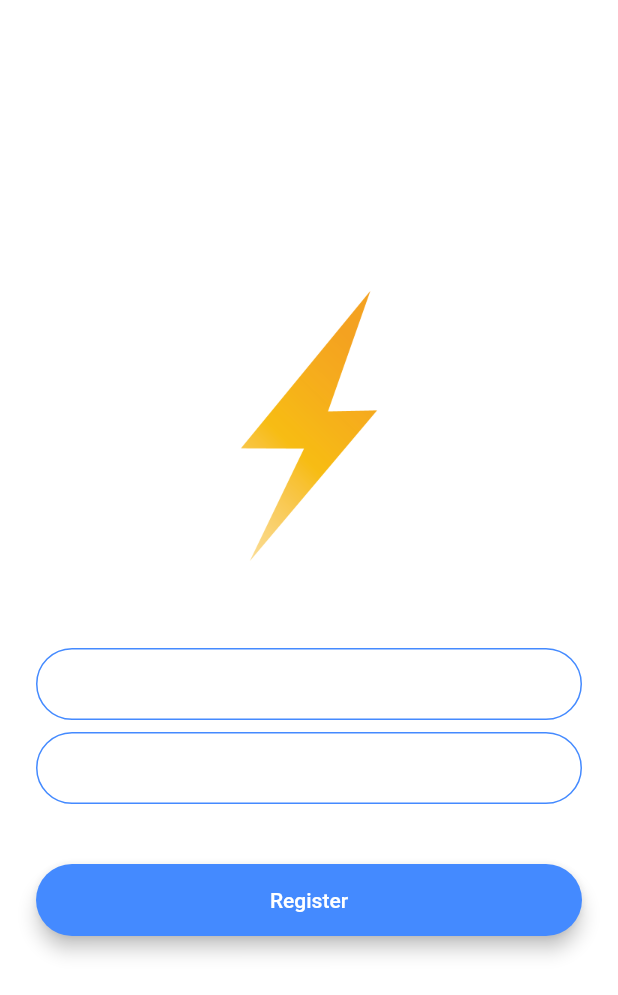
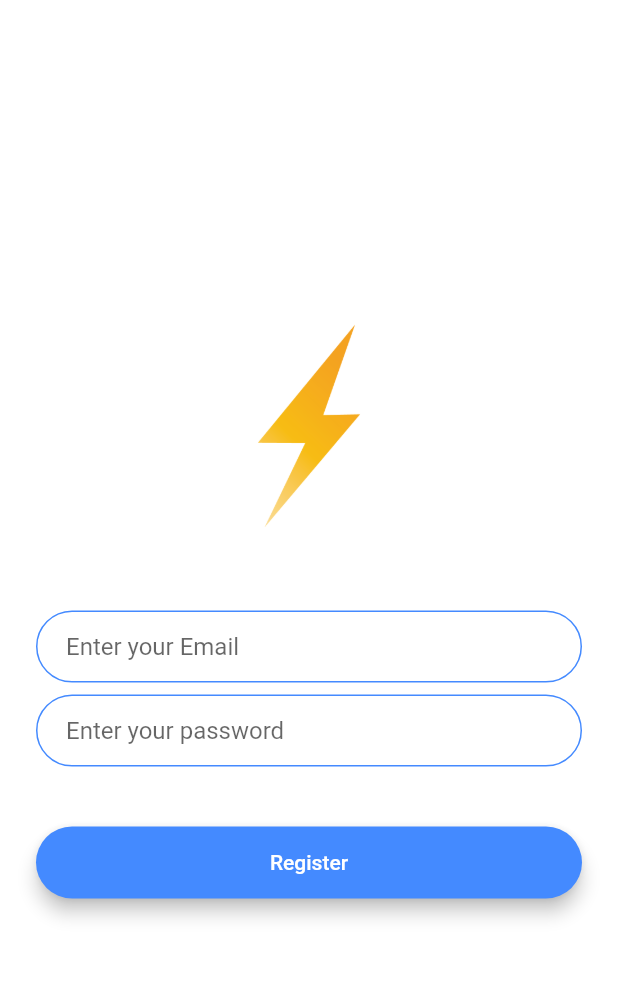
Before and after one commit to BangJihoon/flash_chat, a Flutter app: the screen it shows after launch, after a tap on "Register", on a phone screen of 412 x 824 dp. Shown: the top 995 px of the screen. Run offline on Flutter 3.47's test engine with Material 2 defaults, Android fonts, the phone set to English and light mode, and no system bars; our stand-ins replace firebase_auth, firebase_core; accounts and stored records are empty.

```diff
--- /dev/null
+++ b/lib/components/rounded_button.dart
@@ -0,0 +1,32 @@
+import 'package:flutter/material.dart';
+
+class RoundedButton extends StatelessWidget {
+  RoundedButton(this.title, this.colour, this.onPressed);
+
+  late String title;
+  late Color colour;
+  late Function onPressed;
+
+  @override
+  Widget build(BuildContext context) {
+    return Padding(
+      padding: EdgeInsets.symmetric(vertical: 16.0),
+      child: Material(
+        color: colour,
+        borderRadius: BorderRadius.all(Radius.circular(30.0)),
+        elevation: 5.0,
+        child: MaterialButton(
+          onPressed: () {
+            onPressed();
+          },
+          minWidth: 200.0,
+          height: 42.0,
+          child: Text(
+            title,
+            style: TextStyle(color: Colors.white),
+          ),
+        ),
+      ),
+    );
+  }
+}
--- a/lib/constants.dart
+++ b/lib/constants.dart
@@ -17,3 +17,19 @@ const kMessageContainerDecoration = BoxDecoration(
     top: BorderSide(color: Colors.lightBlueAccent, width: 2.0),
   ),
 );
+
+const kInputDecoration = InputDecoration(
+  hintText: 'Enter the value',
+  contentPadding: EdgeInsets.symmetric(vertical: 10.0, horizontal: 20.0),
+  border: OutlineInputBorder(
+    borderRadius: BorderRadius.all(Radius.circular(32.0)),
+  ),
+  enabledBorder: OutlineInputBorder(
+    borderSide: BorderSide(color: Colors.blueAccent, width: 1.0),
+    borderRadius: BorderRadius.all(Radius.circular(32.0)),
+  ),
+  focusedBorder: OutlineInputBorder(
+    borderSide: BorderSide(color: Colors.blueAccent, width: 2.0),
+    borderRadius: BorderRadius.all(Radius.circular(32.0)),
+  ),
+);
--- a/lib/main.dart
+++ b/lib/main.dart
@@ -10,11 +10,6 @@ class FlashChat extends StatelessWidget {
   @override
   Widget build(BuildContext context) {
     return MaterialApp(
-      theme: ThemeData.dark().copyWith(
-        textTheme: TextTheme(
-          bodyText1: TextStyle(color: Colors.black54),
-        ),
-      ),
       initialRoute: WelcomeScreen.id,
       routes: {
         WelcomeScreen.id: (context) => WelcomeScreen(),
--- a/lib/screens/registration_screen.dart
+++ b/lib/screens/registration_screen.dart
@@ -1,3 +1,7 @@
+import 'package:firebase_auth/firebase_auth.dart';
+import 'package:flash_chat/components/rounded_button.dart';
+import 'package:flash_chat/constants.dart';
+import 'package:flash_chat/screens/chat_screen.dart';
 import 'package:flutter/material.dart';
 
 class RegistrationScreen extends StatefulWidget {
@@ -7,12 +11,17 @@ class RegistrationScreen extends StatefulWidget {
 }
 
 class _RegistrationScreenState extends State<RegistrationScreen> {
+  final _auth = FirebaseAuth.instance;
+  bool showSpinner = false;
+  late String email;
+  late String password;
+
   @override
   Widget build(BuildContext context) {
     return Scaffold(
       backgroundColor: Colors.white,
       body: Padding(
-        padding: EdgeInsets.symmetric(horizontal: 24.0),
+        padding: const EdgeInsets.symmetric(horizontal: 24.0),
         child: Column(
           mainAxisAlignment: MainAxisAlignment.center,
           crossAxisAlignment: CrossAxisAlignment.stretch,
@@ -20,79 +29,55 @@ class _RegistrationScreenState extends State<RegistrationScreen> {
             Hero(
               tag: 'logo',
               child: Container(
-                height: 200.0,
+                height: 150.0,
                 child: Image.asset('images/logo.png'),
               ),
             ),
-            SizedBox(
+            const SizedBox(
               height: 48.0,
             ),
             TextField(
+              keyboardType: TextInputType.emailAddress,
+              textAlign: TextAlign.left,
               onChanged: (value) {
-                //Do something with the user input.
+                email = value;
               },
-              decoration: InputDecoration(
-                hintText: 'Enter your email',
-                contentPadding:
-                    EdgeInsets.symmetric(vertical: 10.0, horizontal: 20.0),
-                border: OutlineInputBorder(
-                  borderRadius: BorderRadius.all(Radius.circular(32.0)),
-                ),
-                enabledBorder: OutlineInputBorder(
-                  borderSide: BorderSide(color: Colors.blueAccent, width: 1.0),
-                  borderRadius: BorderRadius.all(Radius.circular(32.0)),
-                ),
-                focusedBorder: OutlineInputBorder(
-                  borderSide: BorderSide(color: Colors.blueAccent, width: 2.0),
-                  borderRadius: BorderRadius.all(Radius.circular(32.0)),
-                ),
-              ),
+              decoration:
+                  kInputDecoration.copyWith(hintText: "Enter your Email"),
             ),
-            SizedBox(
+            const SizedBox(
               height: 8.0,
             ),
             TextField(
+              obscureText: true,
+              textAlign: TextAlign.left,
               onChanged: (value) {
-                //Do something with the user input.
+                password = value;
               },
-              decoration: InputDecoration(
-                hintText: 'Enter your password',
-                contentPadding:
-                    EdgeInsets.symmetric(vertical: 10.0, horizontal: 20.0),
-                border: OutlineInputBorder(
-                  borderRadius: BorderRadius.all(Radius.circular(32.0)),
-                ),
-                enabledBorder: OutlineInputBorder(
-                  borderSide: BorderSide(color: Colors.blueAccent, width: 1.0),
-                  borderRadius: BorderRadius.all(Radius.circular(32.0)),
-                ),
-                focusedBorder: OutlineInputBorder(
-                  borderSide: BorderSide(color: Colors.blueAccent, width: 2.0),
-                  borderRadius: BorderRadius.all(Radius.circular(32.0)),
-                ),
-              ),
+              decoration:
+                  kInputDecoration.copyWith(hintText: "Enter your password"),
             ),
-            SizedBox(
+            const SizedBox(
               height: 24.0,
             ),
-            Padding(
-              padding: EdgeInsets.symmetric(vertical: 16.0),
-              child: Material(
-                color: Colors.blueAccent,
-                borderRadius: BorderRadius.all(Radius.circular(30.0)),
-                elevation: 5.0,
-                child: MaterialButton(
-                  onPressed: () {
-                    //Implement registration functionality.
-                  },
-                  minWidth: 200.0,
-                  height: 42.0,
-                  child: Text(
-                    'Register',
-                    style: TextStyle(color: Colors.white),
-                  ),
-                ),
-              ),
+            RoundedButton(
+              "Register",
+              Colors.blueAccent,
+              () async {
+                // 비동기식 메소드이므로 async 함수로 만들어서 해당메소드가 종료될때까지 기다려야 하며, try가 필요
+                try {
+                  final newUser = await _auth.createUserWithEmailAndPassword(
+                      email: email, password: password);
+                  if (newUser != null) {
+                    Navigator.pushNamed(context, ChatScreen.id);
+                    // TODO: 이렇게 채팅으로 진입해도 괜찮은가?.. 뒤로가게되면..;?
+                  }
+                } catch (e) {
+                  // TODO: print말고 사용자에게 alert하도록 변경이 필요해보임
+                  print(e);
+                }
+                ;
+              },
             ),
           ],
         ),
--- a/lib/screens/welcome_screen.dart
+++ b/lib/screens/welcome_screen.dart
@@ -1,3 +1,5 @@
+import 'package:firebase_core/firebase_core.dart';
+import 'package:flash_chat/components/rounded_button.dart';
 import 'package:flash_chat/screens/login_screen.dart';
 import 'package:flash_chat/screens/registration_screen.dart';
 import 'package:flutter/animation.dart';
@@ -15,11 +17,14 @@ class _WelcomeScreenState extends State<WelcomeScreen>
   late Animation animation;
   @override
   void initState() {
-    super.initState();
-
-    controller = AnimationController(
-      duration: Duration(seconds: 3),
-      vsync: this,
+    // Firebase initializeApp 1번만 필요
+    Firebase.initializeApp().whenComplete(() {
+      print("firebase init");
+      setState(() {});
+    });
+    // 애니메이션 컨트롤러
+    controller =
+        AnimationController(duration: const Duration(seconds: 3), vsync: this
             //upperBound: 100,
             );
     animation = ColorTween(begin: Colors.white, end: Colors.blue.shade500)
@@ -28,8 +33,15 @@ class _WelcomeScreenState extends State<WelcomeScreen>
     controller.forward();
     controller.addListener(() {
       setState(() {});
-      print(controller.value);
     });
+
+    super.initState();
+  }
+
+  @override
+  void dispose() {
+    controller.dispose();
+    super.dispose();
   }
 
   @override
@@ -37,7 +49,7 @@ class _WelcomeScreenState extends State<WelcomeScreen>
     return Scaffold(
       backgroundColor: animation.value,
       body: Padding(
-        padding: EdgeInsets.symmetric(horizontal: 24.0),
+        padding: const EdgeInsets.symmetric(horizontal: 24.0),
         child: Column(
           mainAxisAlignment: MainAxisAlignment.center,
           crossAxisAlignment: CrossAxisAlignment.stretch,
@@ -51,7 +63,7 @@ class _WelcomeScreenState extends State<WelcomeScreen>
                     height: 60.0,
                   ),
                 ),
-                Text(
+                const Text(
                   'Flash Chat',
                   style: TextStyle(
                     fontSize: 30.0,
@@ -64,41 +76,19 @@ class _WelcomeScreenState extends State<WelcomeScreen>
             const SizedBox(
               height: 48.0,
             ),
-            Padding(
-              padding: EdgeInsets.symmetric(vertical: 16.0),
-              child: Material(
-                elevation: 5.0,
-                color: Colors.lightBlueAccent,
-                borderRadius: BorderRadius.circular(30.0),
-                child: MaterialButton(
-                  onPressed: () {
+            RoundedButton(
+              "Log in",
+              Colors.lightBlueAccent,
+              () {
                 Navigator.pushNamed(context, LoginScreen.id);
               },
-                  minWidth: 200.0,
-                  height: 42.0,
-                  child: Text(
-                    'Log In',
             ),
-                ),
-              ),
-            ),
-            Padding(
-              padding: EdgeInsets.symmetric(vertical: 16.0),
-              child: Material(
-                color: Colors.blueAccent,
-                borderRadius: BorderRadius.circular(30.0),
-                elevation: 5.0,
-                child: MaterialButton(
-                  onPressed: () {
+            RoundedButton(
+              "Register",
+              Colors.blueAccent,
+              () {
                 Navigator.pushNamed(context, RegistrationScreen.id);
               },
-                  minWidth: 200.0,
-                  height: 42.0,
-                  child: Text(
-                    'Register',
-                  ),
-                ),
-              ),
             ),
           ],
         ),
--- a/pubspec.yaml
+++ b/pubspec.yaml
@@ -11,6 +11,7 @@ dependencies:
     sdk: flutter
 
   cupertino_icons: ^1.0.2
+  animated_text_kit: ^1.3.0
   firebase_core: ^1.14.1
   firebase_analytics: ^9.1.5
   firebase_auth: ^3.3.14
```
Also changed, not shown: lib/screens/chat_screen.dart (+17 -0 lines), lib/screens/login_screen.dart (+15 -58 lines), pubspec.lock. Lines whose indentation alone changed are shown as unchanged.
